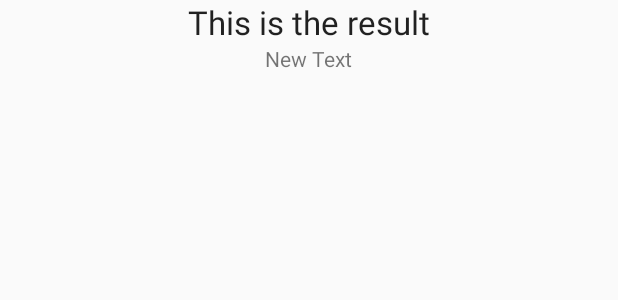
After one commit to Kalasklubben/Uggletrasket, an Android app: the layout activity_result.xml on its own in the app's theme, with its tools: preview values and no code run, on a phone screen of 412 x 824 dp. The commit adds this screen. Shown: the top 300 px of the screen. Run offline under Robolectric (Android 15) with nearby library versions, the phone set to English and light mode, and no system bars.

Commit message:
Intent Resultat Bang Ver

```diff
--- a/app/src/main/AndroidManifest.xml
+++ b/app/src/main/AndroidManifest.xml
@@ -27,6 +27,10 @@
             android:name=".AddQuestion"
             android:label="@string/title_activity_add_question" >
         </activity>
+        <activity
+            android:name=".ResultActivity"
+            android:label="@string/app_name" >
+        </activity>
 
     </application>
 
--- /dev/null
+++ b/app/src/main/res/layout/activity_result.xml
@@ -0,0 +1,21 @@
+<?xml version="1.0" encoding="utf-8"?>
+<LinearLayout xmlns:android="http://schemas.android.com/apk/res/android"
+    android:orientation="vertical" android:layout_width="match_parent"
+    android:layout_height="match_parent">
+
+    <TextView
+        android:layout_width="wrap_content"
+        android:layout_height="wrap_content"
+        android:textAppearance="?android:attr/textAppearanceLarge"
+        android:text="This is the result"
+        android:id="@+id/textView2"
+        android:layout_gravity="center_horizontal" />
+
+    <TextView
+        android:layout_width="wrap_content"
+        android:layout_height="wrap_content"
+        android:text="New Text"
+        android:id="@+id/textView3"
+        android:layout_gravity="center_horizontal" />
+
+</LinearLayout>
```
Also changed, not shown: app/src/main/java/com/example/johan/uggletrasket/QuestionActivity.java (+32 -6 lines), app/src/main/java/com/example/johan/uggletrasket/QuestionList.java (+13 -0 lines), app/src/main/java/com/example/johan/uggletrasket/ResultActivity.java (added, +25 -0 lines).
